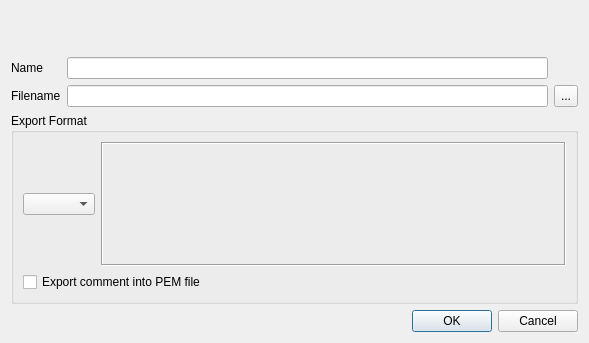
Above: ui/ExportDialog.ui from chris2511/xca before the change. Below: the same form after it.
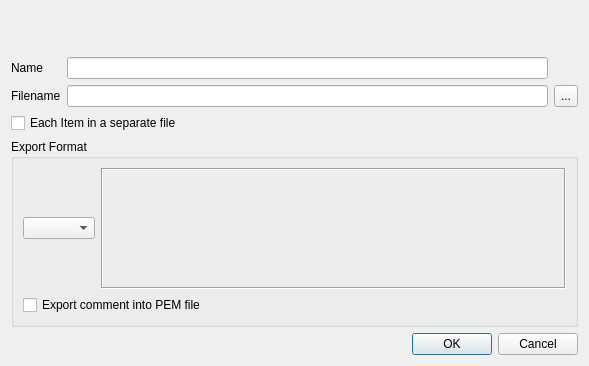
That is the form after the change. Custom widgets are drawn as their Qt base class.

Commit message:
Close #88: Export to multiple files
Extend the ExportFile dialog by a checkbox to
switch between "all-in-one-file" or every item in a separate
file. It is only visible if more than one file is selected.
Activating the checkbox will:
 - Change the file-input into a directory-input and cut off the
   file name
 - Disabling all formats that are intended for multiple items.
De-activating the checkbox will:
 - Change the directory-input back into a file-input
   and append the previously erased file name again.
 - Disabling all export-formats that are only useful for single items.

What changed in the file:
```diff
--- a/ui/ExportDialog.ui
+++ b/ui/ExportDialog.ui
@@ -7,7 +7,7 @@
     <x>0</x>
     <y>0</y>
     <width>589</width>
-    <height>343</height>
+    <height>366</height>
    </rect>
   </property>
   <property name="windowTitle">
@@ -114,6 +114,13 @@
      </item>
     </layout>
    </item>
+   <item>
+    <widget class="QCheckBox" name="separateFiles">
+     <property name="text">
+      <string>Each Item in a separate file</string>
+     </property>
+    </widget>
+   </item>
    <item>
     <widget class="QGroupBox" name="groupBox">
      <property name="title">
```
Left out of the diff: 5 changed lines with no effect on the pictures. The commit also changes 8 other files.
